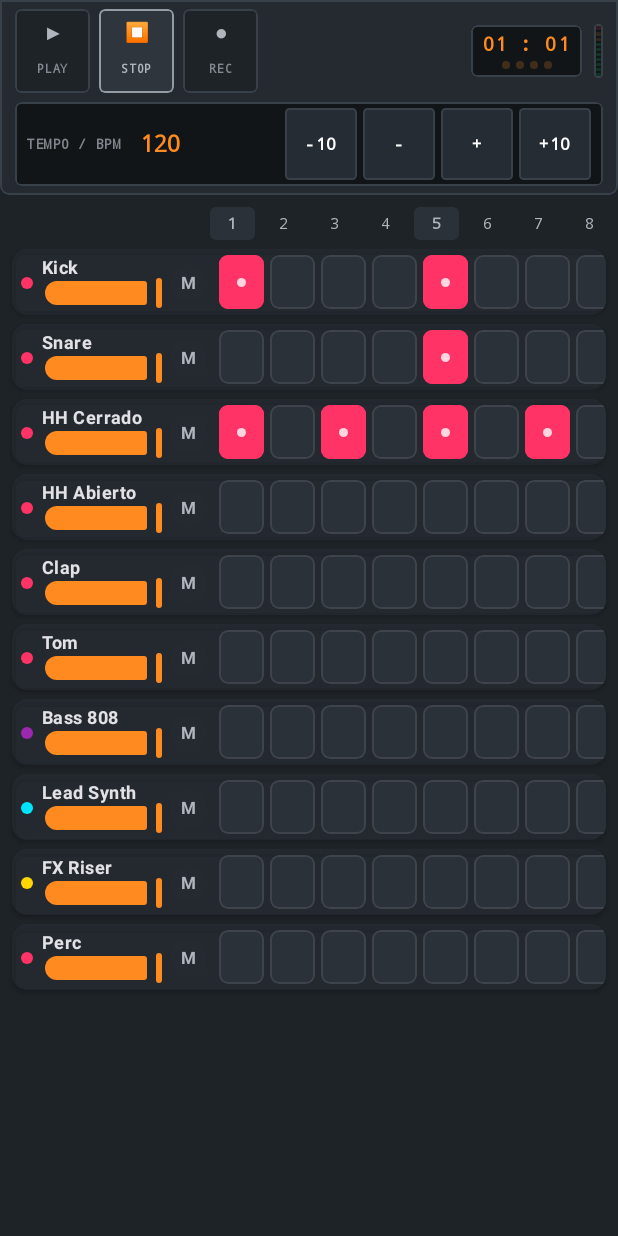
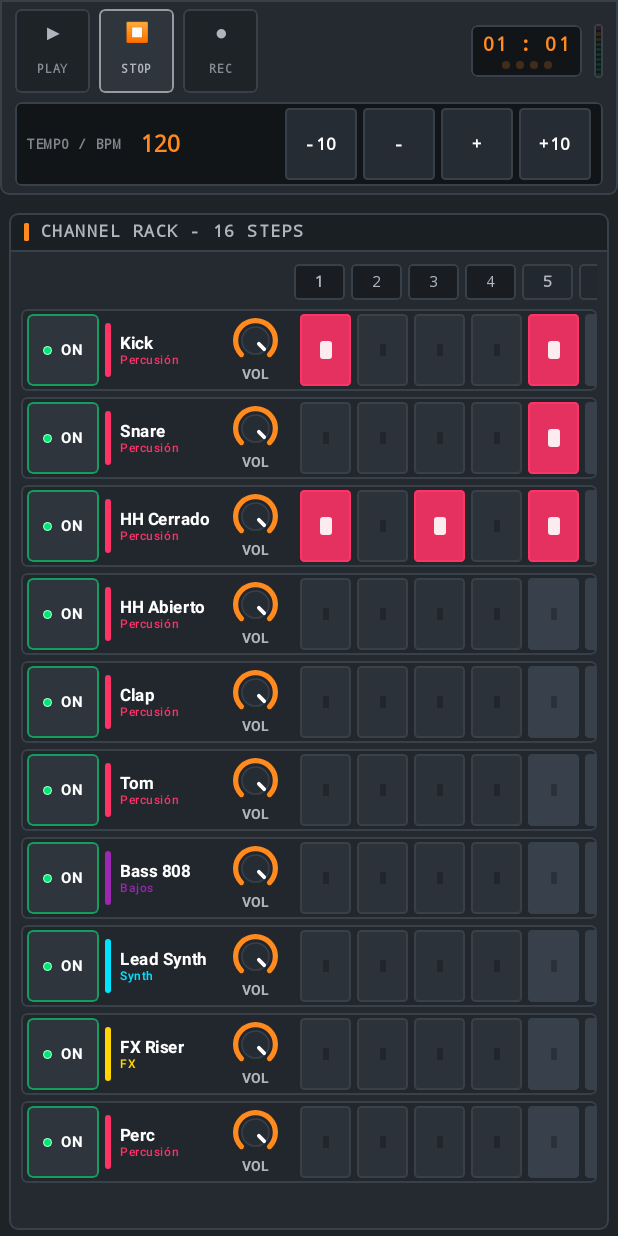
Before and after one commit to Wallecabj12/seminario2026, an Android app built with Jetpack Compose: the composable SequencerScreen shown on its own in the app's theme, on a phone screen of 412 x 824 dp. Run offline under Robolectric (Android 15) with nearby library versions, the phone set to English and light mode, and no system bars; our stand-ins replace Room's generated code.

Commit message:
refactor(ui): channel rack estilo FL Studio con matriz de 16 pasos y DawKnob

```diff
--- a/app/src/main/java/com/geovanivargas/planetamusica/ui/sequencer/SequencerScreen.kt
+++ b/app/src/main/java/com/geovanivargas/planetamusica/ui/sequencer/SequencerScreen.kt
@@ -1,10 +1,10 @@
 package com.geovanivargas.planetamusica.ui.sequencer
 
-import androidx.compose.foundation.BorderStroke
 import androidx.compose.foundation.background
 import androidx.compose.foundation.border
 import androidx.compose.foundation.clickable
 import androidx.compose.foundation.horizontalScroll
+import androidx.compose.foundation.interaction.MutableInteractionSource
 import androidx.compose.foundation.layout.Arrangement
 import androidx.compose.foundation.layout.Box
 import androidx.compose.foundation.layout.Column
@@ -15,23 +15,20 @@ import androidx.compose.foundation.layout.fillMaxWidth
 import androidx.compose.foundation.layout.height
 import androidx.compose.foundation.layout.padding
 import androidx.compose.foundation.layout.size
+import androidx.compose.foundation.layout.sizeIn
 import androidx.compose.foundation.layout.width
 import androidx.compose.foundation.lazy.LazyColumn
 import androidx.compose.foundation.lazy.items
 import androidx.compose.foundation.rememberScrollState
 import androidx.compose.foundation.shape.CircleShape
 import androidx.compose.foundation.shape.RoundedCornerShape
-import androidx.compose.material3.Card
-import androidx.compose.material3.CardDefaults
-import androidx.compose.material3.FilledIconToggleButton
-import androidx.compose.material3.IconButtonDefaults
 import androidx.compose.material3.MaterialTheme
-import androidx.compose.material3.Slider
-import androidx.compose.material3.Surface
 import androidx.compose.material3.Text
+import androidx.compose.material3.ripple
 import androidx.compose.runtime.Composable
 import androidx.compose.runtime.collectAsState
 import androidx.compose.runtime.getValue
+import androidx.compose.runtime.remember
 import androidx.compose.ui.Alignment
 import androidx.compose.ui.Modifier
 import androidx.compose.ui.draw.clip
@@ -43,9 +40,20 @@ import androidx.compose.ui.text.style.TextOverflow
 import androidx.compose.ui.unit.dp
 import androidx.compose.ui.unit.sp
 import androidx.lifecycle.viewmodel.compose.viewModel
-import com.geovanivargas.planetamusica.ui.theme.Primary
+import com.geovanivargas.planetamusica.ui.components.DawButton
+import com.geovanivargas.planetamusica.ui.components.DawKnob
+import com.geovanivargas.planetamusica.ui.components.DawPanel
+import com.geovanivargas.planetamusica.ui.theme.DawAccentOrange
+import com.geovanivargas.planetamusica.ui.theme.DawDarkBackground
+import com.geovanivargas.planetamusica.ui.theme.DawLedGreen
+import com.geovanivargas.planetamusica.ui.theme.DawPanelBorder
 import com.geovanivargas.planetamusica.ui.theme.accentColor
 
+/**
+ * Pantalla Secuencia inspirada en el Channel Rack de FL Studio.
+ * Cada fila contiene control de mute con LED, nombre del canal, perilla DawKnob
+ * y 16 pasos agrupados de a 4 con tonos alternados y cursor de reproducción resaltado.
+ */
 @Composable
 fun SequencerScreen(
     viewModel: SequencerViewModel = viewModel(),
@@ -58,10 +66,9 @@ fun SequencerScreen(
     Column(
         modifier = modifier
             .fillMaxSize()
-            .background(MaterialTheme.colorScheme.background),
+            .background(DawDarkBackground),
     ) {
         if (showTransportBar) {
-            // Barra de transporte superior
             TransportBar(
                 isPlaying = state.isPlaying,
                 bpm = state.bpm,
@@ -73,6 +80,12 @@ fun SequencerScreen(
             Spacer(Modifier.height(8.dp))
         }
 
+        DawPanel(
+            title = "Channel Rack - 16 Steps",
+            modifier = Modifier
+                .fillMaxSize()
+                .padding(horizontal = 6.dp, vertical = 4.dp),
+        ) {
             if (state.rows.isEmpty()) {
                 Box(
                     modifier = Modifier
@@ -88,13 +101,8 @@ fun SequencerScreen(
                     )
                 }
             } else {
-            // Contenedor scrolleable con cabecera de compás y filas de pads
-            Column(
-                modifier = Modifier
-                    .fillMaxSize()
-                    .padding(horizontal = 8.dp),
-            ) {
-                // Cabecera con números de pasos (1 al 16) sincronizada con el scroll horizontal
+                Column(modifier = Modifier.fillMaxSize()) {
+                    // Cabecera de compás / pasos sincronizada con el scroll horizontal
                     Row(
                         modifier = Modifier
                             .fillMaxWidth()
@@ -102,25 +110,31 @@ fun SequencerScreen(
                             .padding(bottom = 6.dp),
                         verticalAlignment = Alignment.CenterVertically,
                     ) {
-                    // Espacio para la columna del nombre/controles de pad
-                    Spacer(Modifier.width(130.dp))
+                        // Espacio reservado para los controles de canal (mute + knob + nombre)
+                        Spacer(Modifier.width(180.dp))
 
                         for (step in 0 until 16) {
-                        val isQuarterBeat = step % 4 == 0
+                            val beatGroup = step / 4
+                            val isFirstOfBeat = step % 4 == 0
                             val isCursorHere = state.isPlaying && state.currentStep == step
+
+                            val headerBg = when {
+                                isCursorHere -> DawAccentOrange
+                                beatGroup % 2 == 0 -> Color(0xFF191D22)
+                                else -> Color(0xFF222830)
+                            }
 
                             Box(
                                 modifier = Modifier
+                                    .padding(horizontal = 2.dp)
                                     .width(34.dp)
-                                .height(22.dp)
-                                .padding(horizontal = 2.dp)
-                                .clip(RoundedCornerShape(4.dp))
-                                .background(
-                                    when {
-                                        isCursorHere -> Primary
-                                        isQuarterBeat -> MaterialTheme.colorScheme.surfaceVariant
-                                        else -> Color.Transparent
-                                    },
+                                    .height(24.dp)
+                                    .clip(RoundedCornerShape(3.dp))
+                                    .background(headerBg)
+                                    .border(
+                                        1.dp,
+                                        if (isCursorHere) Color.White else DawPanelBorder,
+                                        RoundedCornerShape(3.dp),
                                     ),
                                 contentAlignment = Alignment.Center,
                             ) {
@@ -129,7 +143,7 @@ fun SequencerScreen(
                                     style = MaterialTheme.typography.labelSmall.copy(
                                         fontFamily = FontFamily.Monospace,
                                         fontSize = 10.sp,
-                                    fontWeight = if (isQuarterBeat || isCursorHere) FontWeight.Bold else FontWeight.Normal,
+                                        fontWeight = if (isFirstOfBeat || isCursorHere) FontWeight.Bold else FontWeight.Normal,
                                         color = if (isCursorHere) Color.Black else MaterialTheme.colorScheme.onSurfaceVariant,
                                     ),
                                 )
@@ -137,13 +151,13 @@ fun SequencerScreen(
                         }
                     }
 
-                // Lista de filas de los pads con scroll vertical
+                    // Lista de canales del rack con scroll vertical
                     LazyColumn(
                         modifier = Modifier.fillMaxSize(),
-                    verticalArrangement = Arrangement.spacedBy(6.dp),
+                        verticalArrangement = Arrangement.spacedBy(4.dp),
                     ) {
                         items(state.rows, key = { it.pad.id }) { row ->
-                        SequencerRow(
+                            ChannelRackRow(
                                 row = row,
                                 currentStep = state.currentStep,
                                 isPlaying = state.isPlaying,
@@ -164,9 +178,13 @@ fun SequencerScreen(
             }
         }
     }
+}
 
+/**
+ * Fila individual del Channel Rack al estilo FL Studio.
+ */
 @Composable
-private fun SequencerRow(
+private fun ChannelRackRow(
     row: SequencerPadRow,
     currentStep: Int,
     isPlaying: Boolean,
@@ -179,93 +197,100 @@ private fun SequencerRow(
     val pad = row.pad
     val pattern = row.pattern
     val accent = pad.category.accentColor()
+    val rowShape = RoundedCornerShape(4.dp)
 
-    Card(
-        shape = RoundedCornerShape(10.dp),
-        colors = CardDefaults.cardColors(
-            containerColor = MaterialTheme.colorScheme.surfaceVariant.copy(alpha = 0.5f),
-        ),
-        elevation = CardDefaults.cardElevation(defaultElevation = 2.dp),
-        modifier = modifier.fillMaxWidth(),
+    Box(
+        modifier = modifier
+            .fillMaxWidth()
+            .clip(rowShape)
+            .background(Color(0xFF22272E))
+            .border(1.dp, DawPanelBorder, rowShape),
     ) {
         Row(
             modifier = Modifier
                 .fillMaxWidth()
                 .horizontalScroll(horizontalScrollState)
-                .padding(vertical = 4.dp, horizontal = 6.dp),
+                .padding(vertical = 3.dp, horizontal = 4.dp),
             verticalAlignment = Alignment.CenterVertically,
         ) {
-            // Controles de Pista / Pad
+            // Controles de canal: Mute LED + Indicador de Categoría + Nombre + DawKnob
             Row(
                 modifier = Modifier
-                    .width(130.dp)
-                    .padding(end = 6.dp),
+                    .width(180.dp)
+                    .padding(end = 4.dp),
                 verticalAlignment = Alignment.CenterVertically,
             ) {
-                // Indicador de color de categoría
+                // Botón LED de Mute
+                DawButton(
+                    checked = !pattern.isMuted,
+                    onCheckedChange = { onMuteToggle() },
+                    text = if (pattern.isMuted) "M" else "ON",
+                    ledColor = DawLedGreen,
+                    modifier = Modifier.sizeIn(minWidth = 48.dp, minHeight = 48.dp),
+                )
+
+                Spacer(Modifier.width(4.dp))
+
+                // Tag vertical de color de categoría
                 Box(
                     modifier = Modifier
-                        .size(8.dp)
-                        .clip(CircleShape)
+                        .size(width = 4.dp, height = 36.dp)
+                        .clip(RoundedCornerShape(2.dp))
                         .background(accent),
                 )
 
                 Spacer(Modifier.width(6.dp))
 
-                Column(modifier = Modifier.weight(1f)) {
+                // Nombre del pad/canal
+                Column(
+                    modifier = Modifier
+                        .weight(1f)
+                        .padding(end = 2.dp),
+                ) {
                     Text(
                         text = pad.name,
-                        style = MaterialTheme.typography.labelMedium.copy(
+                        style = MaterialTheme.typography.labelSmall.copy(
                             fontWeight = FontWeight.Bold,
-                            fontSize = 12.sp,
+                            fontSize = 11.sp,
+                            color = Color.White,
                         ),
                         maxLines = 1,
                         overflow = TextOverflow.Ellipsis,
                     )
-                    // Slider compacto de volumen
-                    Slider(
-                        value = pattern.volume,
-                        onValueChange = onVolumeChange,
-                        valueRange = 0f..1f,
-                        modifier = Modifier
-                            .fillMaxWidth()
-                            .height(20.dp),
+                    Text(
+                        text = pad.category.label,
+                        style = MaterialTheme.typography.labelSmall.copy(
+                            fontSize = 8.sp,
+                            color = accent,
+                        ),
+                        maxLines = 1,
                     )
                 }
 
-                Spacer(Modifier.width(4.dp))
-
-                // Botón Mute
-                FilledIconToggleButton(
-                    checked = pattern.isMuted,
-                    onCheckedChange = { onMuteToggle() },
-                    modifier = Modifier.size(26.dp),
-                    colors = IconButtonDefaults.filledIconToggleButtonColors(
-                        containerColor = MaterialTheme.colorScheme.surface,
-                        checkedContainerColor = MaterialTheme.colorScheme.error,
-                        checkedContentColor = Color.White,
-                        contentColor = MaterialTheme.colorScheme.onSurfaceVariant,
-                    ),
-                ) {
-                    Text(
-                        text = "M",
-                        style = MaterialTheme.typography.labelSmall.copy(
-                            fontWeight = FontWeight.Bold,
-                            fontSize = 11.sp,
-                        ),
+                // Perilla DawKnob de volumen
+                DawKnob(
+                    value = pattern.volume,
+                    onValueChange = onVolumeChange,
+                    size = 30.dp,
+                    label = "VOL",
+                    activeColor = DawAccentOrange,
                 )
             }
-            }
 
-            // 16 celdas de pasos
+            // 16 Pasos rectangulares agrupados de a 4 con colores alternos
             for (stepIndex in 0 until 16) {
                 val isStepActive = pattern.steps.getOrElse(stepIndex) { false }
                 val isCursorOnThisStep = isPlaying && currentStep == stepIndex
+                val beatGroup = stepIndex / 4
 
-                StepCell(
+                // Tonalidad alterna estilo FL Studio
+                val inactiveCellColor = if (beatGroup % 2 == 0) Color(0xFF2B323A) else Color(0xFF38414B)
+
+                ChannelStepCell(
                     isActive = isStepActive,
                     isCursor = isCursorOnThisStep,
-                    accentColor = accent,
+                    activeColor = accent,
+                    inactiveColor = inactiveCellColor,
                     onClick = { onStepToggle(stepIndex) },
                 )
             }
@@ -273,41 +298,61 @@ private fun SequencerRow(
     }
 }
 
+/**
+ * Celda rectangular de paso para el Channel Rack.
+ * Con borde luminoso y punto indicador LED cuando está activa.
+ */
 @Composable
-private fun StepCell(
+private fun ChannelStepCell(
     isActive: Boolean,
     isCursor: Boolean,
-    accentColor: Color,
+    activeColor: Color,
+    inactiveColor: Color,
     onClick: () -> Unit,
     modifier: Modifier = Modifier,
 ) {
-    val cellShape = RoundedCornerShape(6.dp)
+    val cellShape = RoundedCornerShape(3.dp)
+    val interactionSource = remember { MutableInteractionSource() }
 
     Box(
         modifier = modifier
             .padding(horizontal = 2.dp)
-            .size(width = 30.dp, height = 36.dp)
+            .sizeIn(minWidth = 34.dp, minHeight = 48.dp)
+            .width(34.dp)
+            .height(48.dp)
             .clip(cellShape)
-            .background(
-                if (isActive) accentColor else MaterialTheme.colorScheme.surfaceVariant,
-            )
+            .background(if (isActive) activeColor.copy(alpha = 0.88f) else inactiveColor)
             .border(
-                border = when {
-                    isCursor -> BorderStroke(2.dp, Color.White)
-                    isActive -> BorderStroke(1.dp, accentColor)
-                    else -> BorderStroke(1.dp, MaterialTheme.colorScheme.outline.copy(alpha = 0.2f))
+                width = if (isCursor) 2.dp else 1.dp,
+                color = when {
+                    isCursor -> Color.White
+                    isActive -> activeColor
+                    else -> DawPanelBorder
                 },
                 shape = cellShape,
             )
-            .clickable(onClick = onClick),
+            .clickable(
+                interactionSource = interactionSource,
+                indication = ripple(),
+                onClick = onClick,
+            ),
         contentAlignment = Alignment.Center,
     ) {
+        // Indicador central LED cuando el paso está encendido
         if (isActive) {
             Box(
                 modifier = Modifier
-                    .size(6.dp)
-                    .clip(CircleShape)
-                    .background(Color.White.copy(alpha = 0.8f)),
+                    .size(width = 8.dp, height = 12.dp)
+                    .clip(RoundedCornerShape(2.dp))
+                    .background(Color.White.copy(alpha = 0.9f)),
+            )
+        } else {
+            // Hendidura sutil de botón apagado
+            Box(
+                modifier = Modifier
+                    .size(width = 4.dp, height = 8.dp)
+                    .clip(RoundedCornerShape(1.dp))
+                    .background(Color.Black.copy(alpha = 0.25f)),
             )
         }
     }
```
Lines whose indentation alone changed are shown as unchanged.
